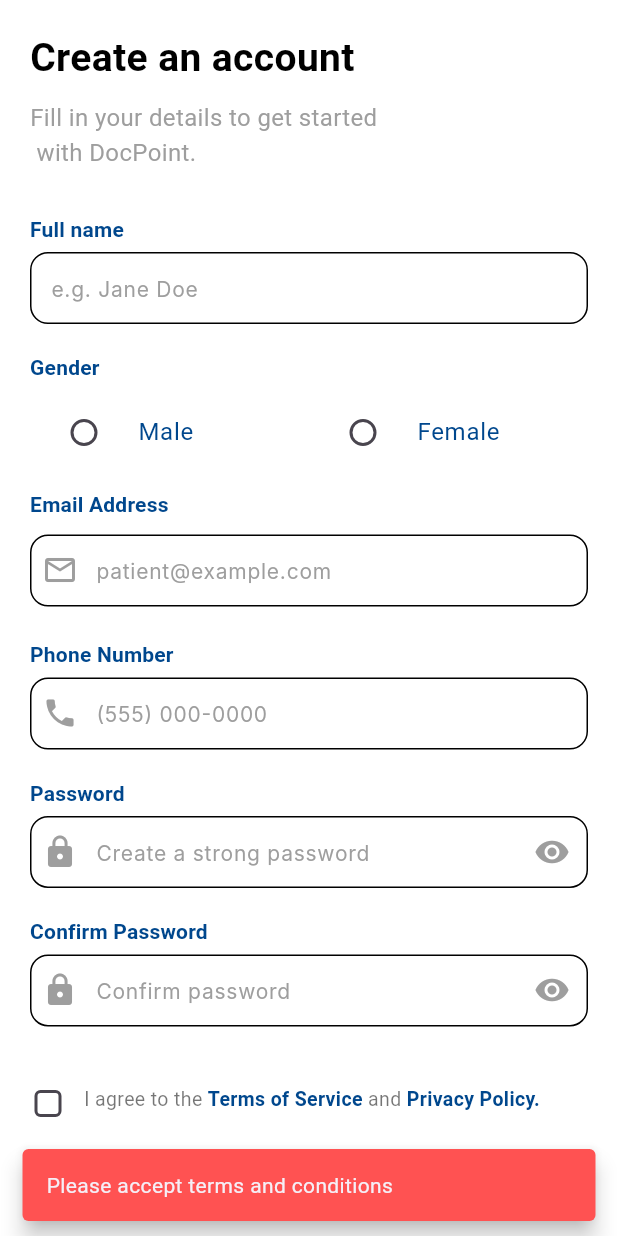
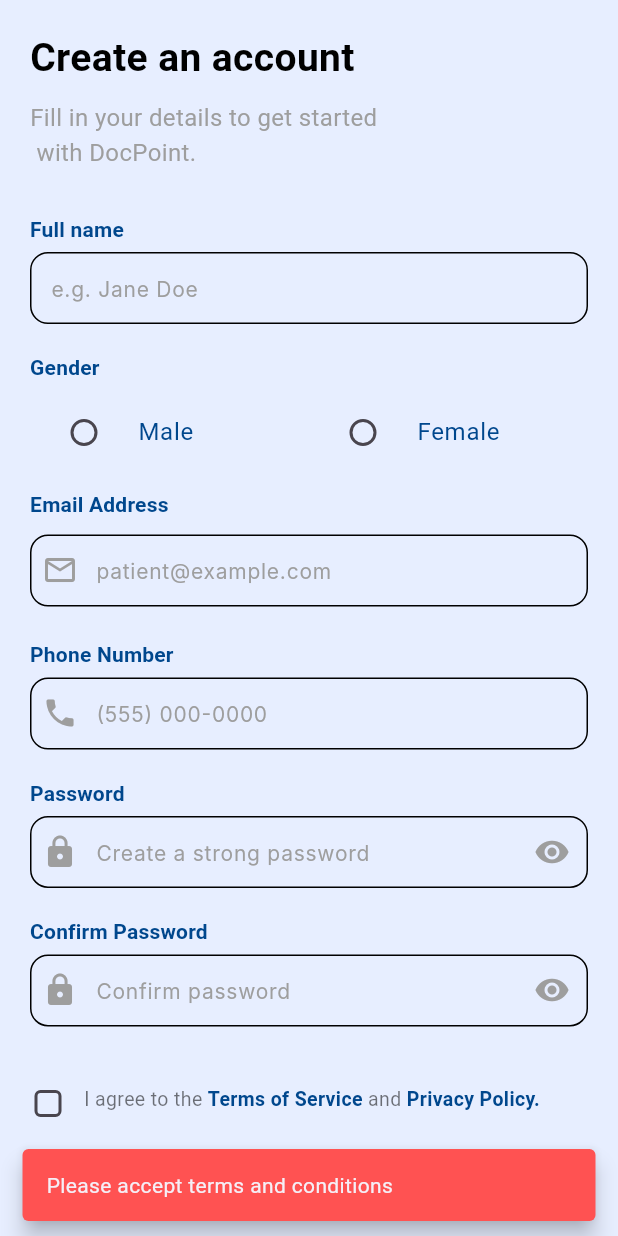
Before and after one commit to Ali-Abu1993/doctor-appoint, a Flutter app: the RegisterScreen screen opened by its route, after a tap on "Create Account", on a phone screen of 412 x 824 dp. Run offline on Flutter 3.47's test engine with Material 3 defaults, Android fonts, the phone set to English and light mode, and no system bars; our stand-ins replace cloud_firestore, dio, firebase_auth, firebase_core, firebase_messaging, firebase_storage and 8 more; missing offline and left inert: flutter_launcher_icons; accounts and stored records are empty; Roboto replaces fonts that are missing (Inter).

Commit message:
save changes

```diff
--- a/lib/core/routing/routes.dart
+++ b/lib/core/routing/routes.dart
@@ -10,6 +10,7 @@
 import 'package:doctor_appointment/features/doctor_details/presentation/doctor_details.dart';
 import 'package:doctor_appointment/features/home/data/doctors_model.dart';
 import 'package:doctor_appointment/features/home/presentation/home_screen.dart';
+import 'package:doctor_appointment/features/splash/splash_screen.dart';
 import 'package:doctor_appointment/features/user_edit_profile/data/user_profile_model.dart';
 import 'package:doctor_appointment/features/user_edit_profile/presentation/edit_profile_screen.dart';
 import 'package:doctor_appointment/features/user_edit_profile/presentation/user_profile.dart';
@@ -20,6 +21,7 @@
 abstract class AppRouter {
   // تعريف أسماء المسارات كـ Constants لمنع الأخطاء الإملائية
   static const kLoginScreen = '/';
+  static const kSplashScreen = '/splash';
   static const kSignUpScreen = '/signup';
   static const kAllDoctorScreen = '/all_doctors';
   static const kDoctorDetailScreen = '/doctor_details';
@@ -32,8 +34,12 @@
 
 
   static final router = GoRouter(
-    initialLocation: kProfileScreen,
+    initialLocation: kSplashScreen,
     routes: [
+      GoRoute(path:kSplashScreen,
+        name: kSplashScreen,
+      builder: (state,context)=>SplashScreen()),
+
       GoRoute(path: kSignUpScreen,
     name : kSignUpScreen,
     builder: (context, state)=> RegisterScreen()),
--- a/lib/core/widgets/settings_screen.dart
+++ b/lib/core/widgets/settings_screen.dart
@@ -324,7 +324,8 @@
                   ),
                 ),
                 onPressed: () {
-                  context.pop();
+                  context.read<AuthCubit>().signOut();
+                  context.go(AppRouter.kLoginScreen);
                   // context.go('/login'); // التوجه لصفحة تسجيل الدخول بـ GoRouter
                 },
                 child:  Text(
--- a/lib/features/auth/presentation/register_screen.dart
+++ b/lib/features/auth/presentation/register_screen.dart
@@ -74,7 +74,7 @@
         },
         builder: (context, state) {
           return Scaffold(
-            backgroundColor: Colors.white,
+
             body: Padding(
               padding: const EdgeInsets.symmetric(horizontal: 20,vertical: 20),
               child: SafeArea(
--- a/lib/features/home/presentation/home_screen.dart
+++ b/lib/features/home/presentation/home_screen.dart
@@ -120,7 +120,9 @@
                       child: Text(local.profile)),
                   PopupMenuItem(value: 3,
                       child: Text(local.logout),
-                  onTap: (){context.read<AuthCubit>().signOut();}
+                  onTap: (){context.read<AuthCubit>().signOut();
+                    context.push(AppRouter.kLoginScreen);
+                    }
                     ,)
 
                 ],
--- a/lib/features/splash/splash_screen.dart
+++ b/lib/features/splash/splash_screen.dart
@@ -1,3 +1,4 @@
+import 'package:doctor_appointment/features/auth/presentation/login_screen.dart';
 import 'package:doctor_appointment/features/auth/presentation/register_screen.dart';
 import 'package:flutter/material.dart';
 import 'package:page_transition/page_transition.dart';
@@ -15,7 +16,7 @@
     super.initState();
     Future.delayed(const Duration(seconds: 3), (){if (mounted){
       Navigator.pushReplacement(context,
-          PageTransition(type: PageTransitionType.bottomToTop,child: RegisterScreen()));
+          PageTransition(type: PageTransitionType.bottomToTop,child: LoginScreen()));
     }
     });
 
```
